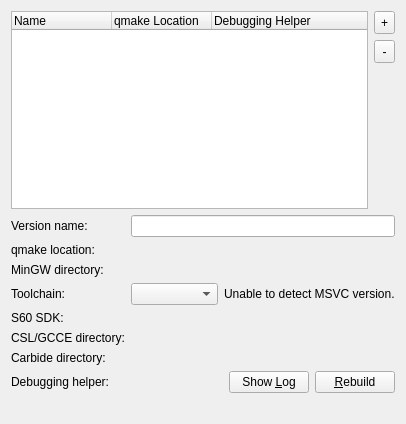
First picture: the form in src/plugins/qt4projectmanager/qtversionmanager.ui, repository qt-creator/qt-creator, before the edit.
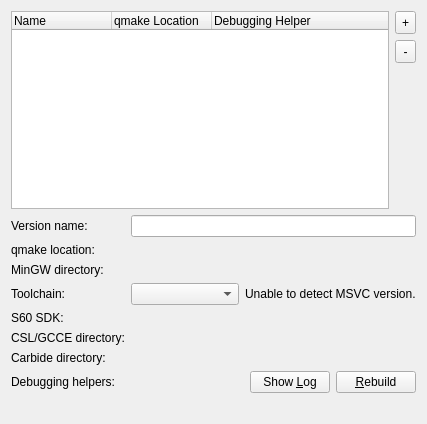
Second picture: the form after the edit. Custom widgets are drawn as their Qt base class.

Commit message:
Compile qmldump with debugging helpers
Must be compiled during runtime - otherwise, the app may not work
with Qt that is compiled with another compiler.

The edit to the form file:
```diff
--- a/src/plugins/qt4projectmanager/qtversionmanager.ui
+++ b/src/plugins/qt4projectmanager/qtversionmanager.ui
@@ -6,7 +6,7 @@
    <rect>
     <x>0</x>
     <y>0</y>
-    <width>406</width>
+    <width>427</width>
     <height>424</height>
    </rect>
   </property>
@@ -188,7 +188,7 @@
      <item row="7" column="0">
       <widget class="QLabel" name="debuggingHelperLabel">
        <property name="text">
-        <string>Debugging helper:</string>
+        <string>Debugging helpers:</string>
        </property>
       </widget>
      </item>
```
The commit also changes 19 other files.
